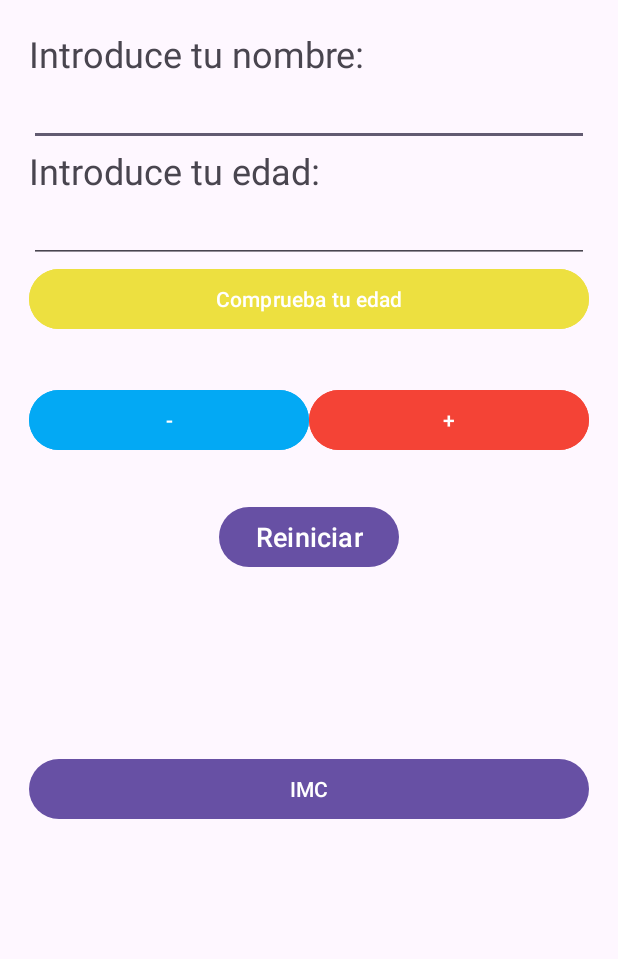
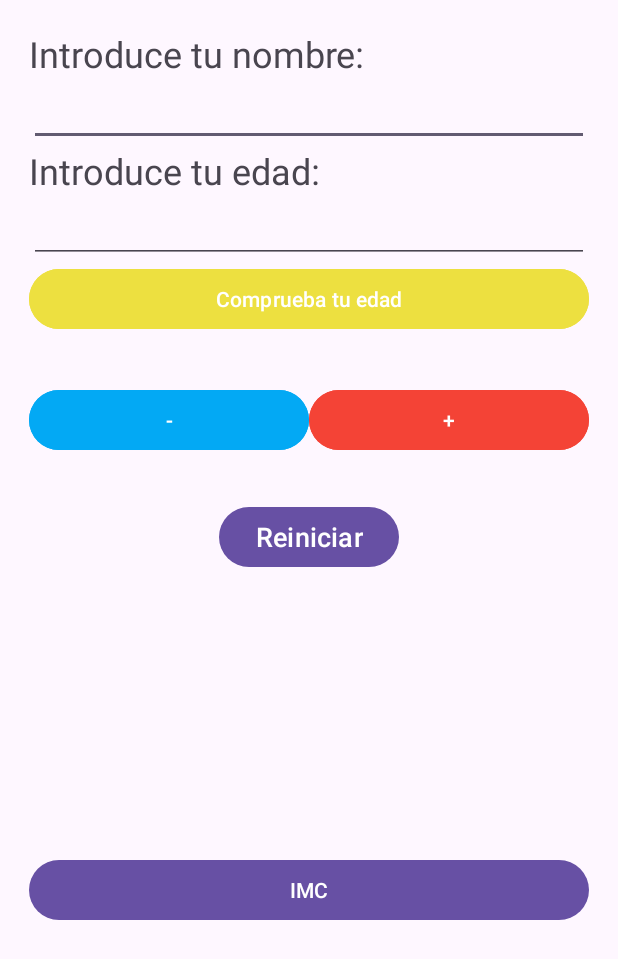
Before and after one commit to JoseDom18/PrimerProyectoAndroid-Kotlin, an Android app: the screen it shows after launch (MainActivity), on a phone screen of 412 x 824 dp. Shown: the top 959 px of the screen. Run offline under Robolectric (Android 15) with nearby library versions, the phone set to English and light mode, and no system bars.

Commit message:
moviendole al layout

```diff
--- a/app/src/main/res/layout/activity_main.xml
+++ b/app/src/main/res/layout/activity_main.xml
@@ -103,15 +103,20 @@
             android:textSize="18sp"
             android:text="Reiniciar" />
 
-        <Space
-            android:layout_width="0dp"
-            android:layout_height="120dp"/>
 
-        <Button
-            android:id="@+id/imc"
+        <LinearLayout
             android:layout_width="match_parent"
-            android:layout_height="wrap_content"
-            android:text="IMC" />
+            android:layout_height="match_parent"
+            android:gravity="center_horizontal|center_vertical"
+            android:orientation="horizontal">
+
+            <Button
+                android:id="@+id/imc"
+                android:layout_width="match_parent"
+                android:layout_height="wrap_content"
+                android:gravity="center_horizontal|center_vertical"
+                android:text="IMC" />
+        </LinearLayout>
 
     </LinearLayout>
 
```
Also changed, not shown: app/src/main/res/layout/activity_pantalla2.xml (+6 -3 lines).
